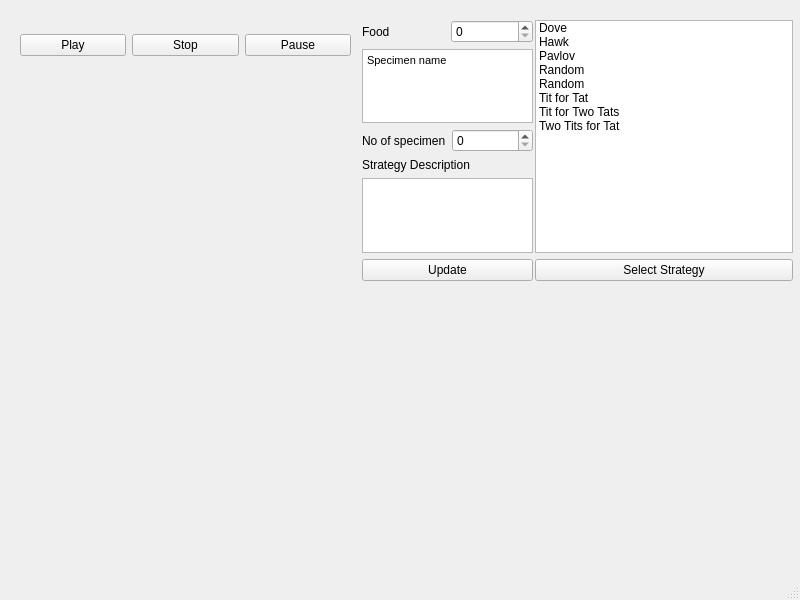
MATF-RS20/RS015-ipds-iterated-prisoners-dilemma-simulation, file IPDS_QT_Project/mainwindow.ui: the form before one commit.
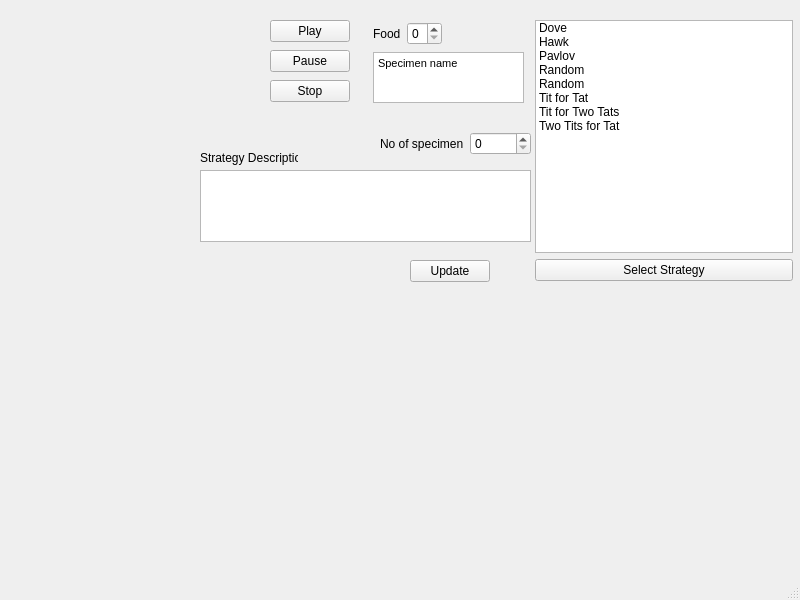
The form after the commit. Custom widgets are drawn as their Qt base class.

The edit to the form file:
```diff
--- a/IPDS_QT_Project/mainwindow.ui
+++ b/IPDS_QT_Project/mainwindow.ui
@@ -17,55 +17,137 @@
    <widget class="QCustomPlot" name="plotWidget" native="true">
     <property name="geometry">
      <rect>
-      <x>360</x>
+      <x>20</x>
       <y>320</y>
-      <width>421</width>
+      <width>761</width>
       <height>251</height>
      </rect>
     </property>
    </widget>
-   <widget class="QWidget" name="layoutWidget">
+   <widget class="QTextEdit" name="specimenDescription">
     <property name="geometry">
      <rect>
-      <x>20</x>
-      <y>20</y>
+      <x>200</x>
+      <y>170</y>
       <width>331</width>
+      <height>72</height>
+     </rect>
+    </property>
+   </widget>
+   <widget class="QTextEdit" name="specimenName">
+    <property name="geometry">
+     <rect>
+      <x>373</x>
+      <y>52</y>
+      <width>151</width>
       <height>51</height>
      </rect>
     </property>
-    <layout class="QHBoxLayout" name="horizontalLayout">
-     <item>
+    <property name="html">
+     <string>&lt;!DOCTYPE HTML PUBLIC &quot;-//W3C//DTD HTML 4.0//EN&quot; &quot;http://www.w3.org/TR/REC-html40/strict.dtd&quot;&gt;
+&lt;html&gt;&lt;head&gt;&lt;meta name=&quot;qrichtext&quot; content=&quot;1&quot; /&gt;&lt;style type=&quot;text/css&quot;&gt;
+p, li { white-space: pre-wrap; }
+&lt;/style&gt;&lt;/head&gt;&lt;body style=&quot; font-family:'MS Shell Dlg 2'; font-size:8.25pt; font-weight:400; font-style:normal;&quot;&gt;
+&lt;p style=&quot; margin-top:0px; margin-bottom:0px; margin-left:0px; margin-right:0px; -qt-block-indent:0; text-indent:0px;&quot;&gt;&lt;span style=&quot; font-family:'MS Shell Dlg 2';&quot;&gt;Specimen name&lt;/span&gt;&lt;/p&gt;&lt;/body&gt;&lt;/html&gt;</string>
+    </property>
+   </widget>
+   <widget class="QPushButton" name="updateButton">
+    <property name="geometry">
+     <rect>
+      <x>410</x>
+      <y>260</y>
+      <width>80</width>
+      <height>22</height>
+     </rect>
+    </property>
+    <property name="text">
+     <string>Update</string>
+    </property>
+   </widget>
       <widget class="QPushButton" name="pushButtonPlay">
+    <property name="geometry">
+     <rect>
+      <x>270</x>
+      <y>20</y>
+      <width>80</width>
+      <height>22</height>
+     </rect>
+    </property>
        <property name="text">
         <string>Play</string>
        </property>
       </widget>
-     </item>
-     <item>
-      <widget class="QPushButton" name="pushButtonStop">
+   <widget class="QLabel" name="descriptionLabel">
+    <property name="geometry">
+     <rect>
+      <x>200</x>
+      <y>150</y>
+      <width>98</width>
+      <height>16</height>
+     </rect>
+    </property>
        <property name="text">
-        <string>Stop</string>
-       </property>
-      </widget>
-     </item>
-     <item>
+     <string>Strategy Description</string>
+    </property>
+   </widget>
       <widget class="QPushButton" name="pushButtonPause">
+    <property name="geometry">
+     <rect>
+      <x>270</x>
+      <y>50</y>
+      <width>80</width>
+      <height>22</height>
+     </rect>
+    </property>
        <property name="text">
         <string>Pause</string>
        </property>
       </widget>
-     </item>
-    </layout>
+   <widget class="QPushButton" name="pushButtonStop">
+    <property name="geometry">
+     <rect>
+      <x>270</x>
+      <y>80</y>
+      <width>80</width>
+      <height>22</height>
+     </rect>
+    </property>
+    <property name="text">
+     <string>Stop</string>
+    </property>
    </widget>
-   <widget class="QWidget" name="displayWidget" native="true">
+   <widget class="QWidget" name="">
     <property name="geometry">
      <rect>
-      <x>39</x>
-      <y>109</y>
-      <width>311</width>
-      <height>461</height>
+      <x>0</x>
+      <y>0</y>
+      <width>2</width>
+      <height>2</height>
      </rect>
     </property>
+    <layout class="QVBoxLayout" name="verticalLayout_4"/>
+   </widget>
+   <widget class="QWidget" name="">
+    <property name="geometry">
+     <rect>
+      <x>0</x>
+      <y>0</y>
+      <width>2</width>
+      <height>2</height>
+     </rect>
+    </property>
+    <layout class="QVBoxLayout" name="verticalLayout_5"/>
+   </widget>
+   <widget class="QWidget" name="">
+    <property name="geometry">
+     <rect>
+      <x>0</x>
+      <y>0</y>
+      <width>2</width>
+      <height>2</height>
+     </rect>
+    </property>
+    <layout class="QVBoxLayout" name="verticalLayout_6"/>
    </widget>
    <widget class="QWidget" name="">
     <property name="geometry">
@@ -133,14 +215,12 @@
    <widget class="QWidget" name="">
     <property name="geometry">
      <rect>
-      <x>362</x>
-      <y>20</y>
-      <width>171</width>
-      <height>261</height>
+      <x>373</x>
+      <y>21</y>
+      <width>69</width>
+      <height>25</height>
      </rect>
     </property>
-    <layout class="QVBoxLayout" name="verticalLayout">
-     <item>
       <layout class="QHBoxLayout" name="horizontalLayout_2">
        <item>
         <widget class="QLabel" name="label">
@@ -153,18 +233,17 @@
         <widget class="QSpinBox" name="foodNo"/>
        </item>
       </layout>
-     </item>
-     <item>
-      <widget class="QTextEdit" name="specimenName">
-       <property name="html">
-        <string>&lt;!DOCTYPE HTML PUBLIC &quot;-//W3C//DTD HTML 4.0//EN&quot; &quot;http://www.w3.org/TR/REC-html40/strict.dtd&quot;&gt;
-&lt;html&gt;&lt;head&gt;&lt;meta name=&quot;qrichtext&quot; content=&quot;1&quot; /&gt;&lt;style type=&quot;text/css&quot;&gt;
-p, li { white-space: pre-wrap; }
-&lt;/style&gt;&lt;/head&gt;&lt;body style=&quot; font-family:'MS Shell Dlg 2'; font-size:8.25pt; font-weight:400; font-style:normal;&quot;&gt;
-&lt;p style=&quot; margin-top:0px; margin-bottom:0px; margin-left:0px; margin-right:0px; -qt-block-indent:0; text-indent:0px;&quot;&gt;&lt;span style=&quot; font-family:'MS Shell Dlg 2';&quot;&gt;Specimen name&lt;/span&gt;&lt;/p&gt;&lt;/body&gt;&lt;/html&gt;</string>
-       </property>
-      </widget>
-     </item>
+   </widget>
+   <widget class="QWidget" name="">
+    <property name="geometry">
+     <rect>
+      <x>380</x>
+      <y>130</y>
+      <width>151</width>
+      <height>27</height>
+     </rect>
+    </property>
+    <layout class="QHBoxLayout" name="horizontalLayout">
      <item>
       <layout class="QHBoxLayout" name="horizontalLayout_3">
        <item>
@@ -179,23 +258,6 @@
        </item>
       </layout>
      </item>
-     <item>
-      <widget class="QLabel" name="descriptionLabel">
-       <property name="text">
-        <string>Strategy Description</string>
-       </property>
-      </widget>
-     </item>
-     <item>
-      <widget class="QTextEdit" name="specimenDescription"/>
-     </item>
-     <item>
-      <widget class="QPushButton" name="updateButton">
-       <property name="text">
-        <string>Update</string>
-       </property>
-      </widget>
-     </item>
     </layout>
    </widget>
   </widget>
```
Lines whose indentation alone changed are shown as unchanged.
